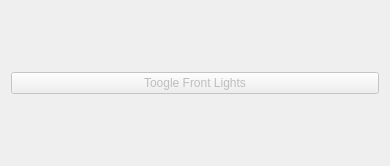
Before: the Qt Designer form rover_gui/ui/ui/LightsController.ui in robotique-udes/rover, drawn with Qt 5.
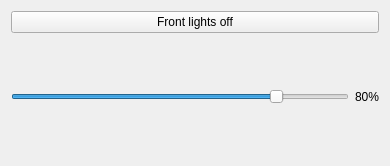
After: the same form once the commit is applied.

Patch:
```diff
--- a/rover_gui/ui/ui/LightsController.ui
+++ b/rover_gui/ui/ui/LightsController.ui
@@ -17,13 +17,43 @@
    <item row="0" column="0">
     <widget class="QPushButton" name="_pb_lights">
      <property name="enabled">
-      <bool>false</bool>
+      <bool>true</bool>
      </property>
      <property name="text">
-      <string>Toogle Front Lights</string>
+      <string>Front lights off</string>
+     </property>
+     <property name="checkable">
+      <bool>true</bool>
      </property>
     </widget>
    </item>
+   <item row="1" column="0">
+    <layout class="QHBoxLayout" name="horizontalLayout">
+     <item>
+      <widget class="QSlider" name="_slider_PWM">
+       <property name="minimum">
+        <number>1</number>
+       </property>
+       <property name="maximum">
+        <number>100</number>
+       </property>
+       <property name="value">
+        <number>80</number>
+       </property>
+       <property name="orientation">
+        <enum>Qt::Horizontal</enum>
+       </property>
+      </widget>
+     </item>
+     <item>
+      <widget class="QLabel" name="_label_PWMprc">
+       <property name="text">
+        <string>80%</string>
+       </property>
+      </widget>
+     </item>
+    </layout>
+   </item>
   </layout>
  </widget>
  <resources/>
```
